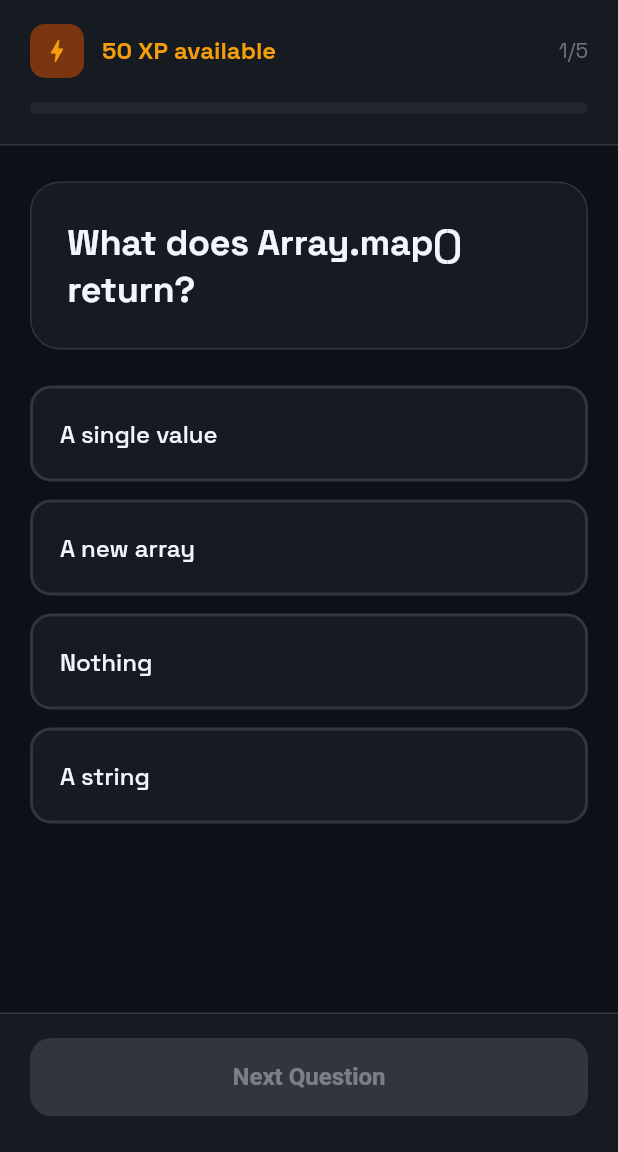
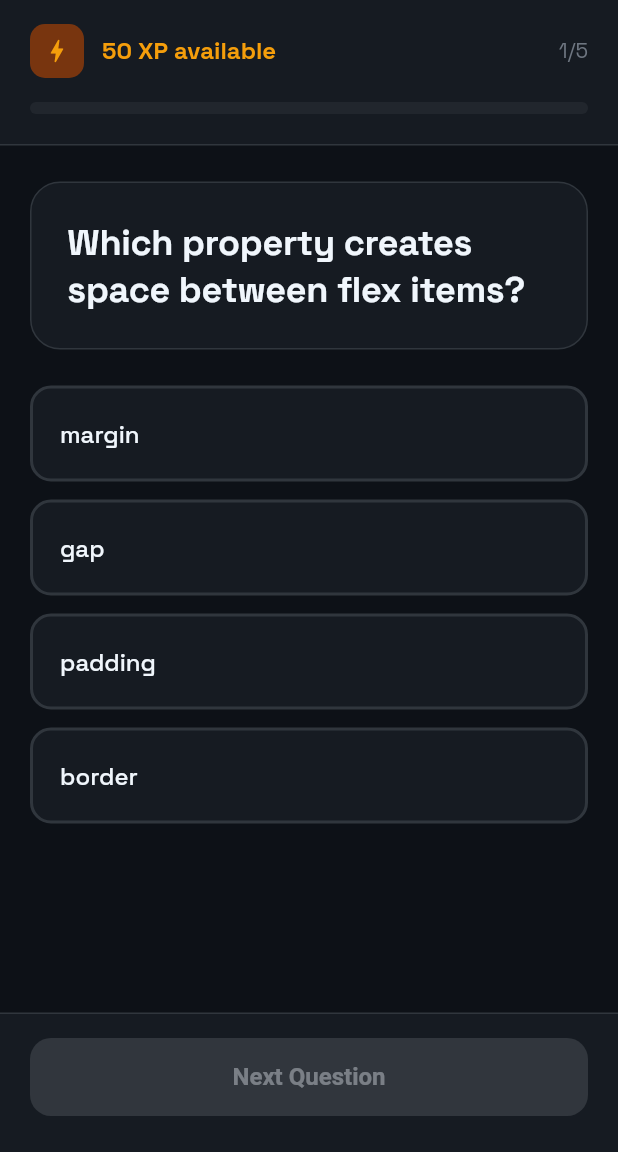
Before and after one commit to Nicookie19/BrainBox_MobileApp, a Flutter app: the DailyChallengeScreen screen opened by its route, on a phone screen of 412 x 824 dp, the part 84-1236 px from its top. Run offline on Flutter 3.47's test engine with Material 3 defaults, Android fonts, the light colour scheme and no system bars; drawn by our look-alikes of flutter_animate; our stand-ins replace go_router, shared_preferences; accounts and stored records are empty.

Commit message:
Phase 2.3: Daily challenge rotation with date-based seeding
- Created DailyChallengeRepository with 20+ questions across JS, Python, CSS, CS topics
- Implemented deterministic daily question selection using date-based seeding
- Added per-date completion tracking (not just once ever)
- Added fixed-date support for deterministic testing
- Daily challenge screen now uses date-based questions with per-date persistence
- All tests pass, analyzer clean

```diff
--- /dev/null
+++ b/lib/data/repositories/daily_challenge_repository.dart
@@ -0,0 +1,204 @@
+import 'dart:math';
+
+import '../services/storage_service.dart';
+
+class DailyChallengeRepository {
+  static const String _completionKey = 'daily_challenge_completed_';
+  static const String _scoreKey = 'daily_challenge_score_';
+
+  // Large pool of questions for daily rotation
+  static final List<ChallengeQuestion> _questionPool = [
+    // JavaScript
+    ChallengeQuestion(
+      'What does Array.map() return?',
+      ['A single value', 'A new array', 'Nothing', 'A string'],
+      1,
+      'Array.map() creates a new array with the results of calling a provided function on every element.',
+    ),
+    ChallengeQuestion(
+      'Which keyword creates a constant in JavaScript?',
+      ['var', 'let', 'const', 'static'],
+      2,
+      'const creates a block-scoped constant that cannot be reassigned.',
+    ),
+    ChallengeQuestion(
+      'What is the result of 2 + "2" in JavaScript?',
+      ['4', '22', 'Error', 'null'],
+      1,
+      'JavaScript converts the number to a string and concatenates, resulting in "22".',
+    ),
+    ChallengeQuestion(
+      'What does the spread operator (...) do?',
+      ['Copies array elements', 'Deletes elements', 'Sorts the array', 'Reverses the array'],
+      0,
+      'The spread operator expands an iterable into individual elements, useful for copying arrays.',
+    ),
+    ChallengeQuestion(
+      'Which method removes the last element from an array?',
+      ['pop()', 'push()', 'shift()', 'unshift()'],
+      0,
+      'pop() removes the last element from an array and returns that element.',
+    ),
+    ChallengeQuestion(
+      'What does === compare in JavaScript?',
+      ['Value only', 'Value and type', 'Type only', 'Reference only'],
+      1,
+      '=== checks both value and type without type coercion.',
+    ),
+    ChallengeQuestion(
+      'What is the output of typeof null?',
+      ['"null"', '"object"', '"undefined"', '"boolean"'],
+      1,
+      'typeof null returns "object" - this is a known JavaScript quirk.',
+    ),
+    ChallengeQuestion(
+      'Which method adds elements to the end of an array?',
+      ['push()', 'pop()', 'shift()', 'unshift()'],
+      0,
+      'push() adds one or more elements to the end of an array.',
+    ),
+
+    // Python
+    ChallengeQuestion(
+      'What is the output of: print(type([]) is list)?',
+      ['True', 'False', 'Error', 'None'],
+      0,
+      '[] creates a list, and type([]) is list evaluates to True.',
+    ),
+    ChallengeQuestion(
+      'Which keyword defines a function in Python?',
+      ['function', 'def', 'func', 'lambda'],
+      1,
+      'def is used to define a function in Python.',
+    ),
+    ChallengeQuestion(
+      'What does len("hello") return?',
+      ['5', '6', 'Error', 'None'],
+      0,
+      'len() returns the number of characters in a string.',
+    ),
+    ChallengeQuestion(
+      'What is the output of: print(2 ** 3)?',
+      ['6', '8', '9', 'Error'],
+      1,
+      '** is the exponentiation operator. 2 ** 3 = 2³ = 8.',
+    ),
+    ChallengeQuestion(
+      'Which method removes an item from a list by value?',
+      ['remove()', 'delete()', 'pop()', 'discard()'],
+      0,
+      'remove(value) removes the first occurrence of value from the list.',
+    ),
+    ChallengeQuestion(
+      'What does range(3) produce?',
+      ['[1, 2, 3]', '[0, 1, 2]', '[3, 2, 1]', '[0, 1, 2, 3]'],
+      1,
+      'range(n) generates integers from 0 to n-1.',
+    ),
+
+    // CSS
+    ChallengeQuestion(
+      'Which CSS property controls text size?',
+      ['font-size', 'text-size', 'font-style', 'text-style'],
+      0,
+      'font-size sets the size of the font.',
+    ),
+    ChallengeQuestion(
+      'What does display: flex do?',
+      ['Creates a grid', 'Makes element a flex container', 'Hides element', 'Centers content'],
+      1,
+      'display: flex makes an element a flex container, enabling flexbox layout for its children.',
+    ),
+    ChallengeQuestion(
+      'Which property creates space between flex items?',
+      ['margin', 'gap', 'padding', 'border'],
+      1,
+      'gap creates space between flex items without using margins.',
+    ),
+    ChallengeQuestion(
+      'What does justify-content: center do?',
+      ['Centers items on cross axis', 'Centers items on main axis', 'Centers text', 'Centers container'],
+      1,
+      'justify-content aligns items along the main axis. center places them in the middle.',
+    ),
+
+    // General CS
+    ChallengeQuestion(
+      'What is the time complexity of binary search?',
+      ['O(n)', 'O(log n)', 'O(n²)', 'O(1)'],
+      1,
+      'Binary search divides the search space in half each iteration, giving O(log n).',
+    ),
+    ChallengeQuestion(
+      'Which data structure uses LIFO?',
+      ['Queue', 'Stack', 'Array', 'Linked List'],
+      1,
+      'Stack follows Last In, First Out (LIFO) principle.',
+    ),
+    ChallengeQuestion(
+      'What does HTTP status 404 mean?',
+      ['Server error', 'Not found', 'Unauthorized', 'Forbidden'],
+      1,
+      '404 means the requested resource was not found on the server.',
+    ),
+    ChallengeQuestion(
+      'What is a closure in programming?',
+      ['A loop', 'A function with access to outer scope', 'A variable', 'An error'],
+      1,
+      'A closure is a function that retains access to variables from its enclosing scope.',
+    ),
+    ChallengeQuestion(
+      'What does SQL stand for?',
+      ['Structured Query Language', 'Simple Query Language', 'Standard Query Logic', 'System Query Language'],
+      0,
+      'SQL stands for Structured Query Language.',
+    ),
+  ];
+
+  /// Gets the daily challenge questions for a specific date
+  static List<ChallengeQuestion> getDailyQuestions(DateTime date) {
+    final seed = _dateToSeed(date);
+    final random = Random(seed);
+    final shuffled = List<ChallengeQuestion>.from(_questionPool);
+    shuffled.shuffle(random);
+    return shuffled.take(5).toList();
+  }
+
+  /// Converts a date to a deterministic seed
+  static int _dateToSeed(DateTime date) {
+    final utcDate = DateTime(date.year, date.month, date.day);
+    return utcDate.millisecondsSinceEpoch ~/ 86400000; // Days since epoch
+  }
+
+  /// Checks if the daily challenge has been completed for a given date
+  static bool isCompletedForDate(DateTime date) {
+    final key = '$_completionKey${_dateToString(date)}';
+    return StorageService.getBool(key, defaultValue: false);
+  }
+
+  /// Marks the daily challenge as completed for a given date
+  static Future<void> markCompletedForDate(DateTime date, int score) async {
+    final completionKey = '$_completionKey${_dateToString(date)}';
+    final scoreKey = '$_scoreKey${_dateToString(date)}';
+    await StorageService.setBool(completionKey, true);
+    await StorageService.setInt(scoreKey, score);
+  }
+
+  /// Gets the score for a completed daily challenge
+  static int getScoreForDate(DateTime date) {
+    final key = '$_scoreKey${_dateToString(date)}';
+    return StorageService.getInt(key, defaultValue: 0);
+  }
+
+  static String _dateToString(DateTime date) {
+    return '${date.year}-${date.month.toString().padLeft(2, '0')}-${date.day.toString().padLeft(2, '0')}';
+  }
+}
+
+class ChallengeQuestion {
+  const ChallengeQuestion(this.text, this.options, this.answer, this.explanation);
+  final String text;
+  final List<String> options;
+  final int answer;
+  final String explanation;
+}
--- a/lib/presentation/screens/daily_challenge_screen.dart
+++ b/lib/presentation/screens/daily_challenge_screen.dart
@@ -3,54 +3,25 @@ import 'package:flutter_animate/flutter_animate.dart';
 import 'package:provider/provider.dart';
 import 'package:go_router/go_router.dart';
 import 'package:brainbox/presentation/providers/app_provider.dart';
+import 'package:brainbox/data/repositories/daily_challenge_repository.dart';
 import 'package:brainbox/core/constants/app_colors.dart';
 
 class DailyChallengeScreen extends StatefulWidget {
-  const DailyChallengeScreen({super.key});
+  final DateTime? fixedDate;
+  const DailyChallengeScreen({super.key, this.fixedDate});
 
   @override
   State<DailyChallengeScreen> createState() => _DailyChallengeScreenState();
 }
 
 class _DailyChallengeScreenState extends State<DailyChallengeScreen> with TickerProviderStateMixin {
-  static const List<_QuizQuestion> _questions = [
-    _QuizQuestion(
-      'What does Array.map() return?',
-      ['A single value', 'A new array', 'Nothing', 'A string'],
-      1,
-      'Array.map() creates a new array with the results of calling a provided function on every element.',
-    ),
-    _QuizQuestion(
-      'Which keyword creates a constant in JavaScript?',
-      ['var', 'let', 'const', 'static'],
-      2,
-      'const creates a block-scoped constant that cannot be reassigned.',
-    ),
-    _QuizQuestion(
-      'What is the result of 2 + "2" in JavaScript?',
-      ['4', '22', 'Error', 'null'],
-      1,
-      'JavaScript converts the number to a string and concatenates, resulting in "22".',
-    ),
-    _QuizQuestion(
-      'What does the spread operator (...) do?',
-      ['Copies array elements', 'Deletes elements', 'Sorts the array', 'Reverses the array'],
-      0,
-      'The spread operator expands an iterable into individual elements, useful for copying arrays.',
-    ),
-    _QuizQuestion(
-      'Which method removes the last element from an array?',
-      ['pop()', 'push()', 'shift()', 'unshift()'],
-      0,
-      'pop() removes the last element from an array and returns that element.',
-    ),
-  ];
-
+  late List<ChallengeQuestion> _questions;
   int _currentIndex = 0;
   int _score = 0;
   int? _selectedAnswer;
   bool _answered = false;
   bool _finished = false;
+  bool _alreadyCompleted = false;
   late AnimationController _progressController;
 
   @override
@@ -60,7 +31,7 @@ class _DailyChallengeScreenState extends State<DailyChallengeScreen> with Ticker
       duration: const Duration(milliseconds: 400),
       vsync: this,
     );
-    _progressController.forward();
+    _loadDailyChallenge();
   }
 
   @override
@@ -69,8 +40,33 @@ class _DailyChallengeScreenState extends State<DailyChallengeScreen> with Ticker
     super.dispose();
   }
 
+  Future<void> _loadDailyChallenge() async {
+    final today = widget.fixedDate ?? DateTime.now();
+    _questions = DailyChallengeRepository.getDailyQuestions(today);
+    _alreadyCompleted = DailyChallengeRepository.isCompletedForDate(today);
+
+    if (_alreadyCompleted) {
+      _finished = true;
+      _score = DailyChallengeRepository.getScoreForDate(today);
+    }
+
+    _progressController.forward();
+    setState(() {});
+  }
+
   @override
   Widget build(BuildContext context) {
+    if (_questions.isEmpty) {
+      return Scaffold(
+        backgroundColor: AppColors.bgPrimary,
+        body: const Center(child: CircularProgressIndicator(color: AppColors.accentPrimary)),
+      );
+    }
+
+    if (_alreadyCompleted) {
+      return _buildAlreadyCompletedScreen();
+    }
+
     final question = _questions[_currentIndex];
 
     return Scaffold(
@@ -118,6 +114,69 @@ class _DailyChallengeScreenState extends State<DailyChallengeScreen> with Ticker
             if (!_finished) _buildBottomAction(),
             if (_finished) _buildFinishAction(),
           ],
+        ),
+      ),
+    );
+  }
+
+  Widget _buildAlreadyCompletedScreen() {
+    final score = DailyChallengeRepository.getScoreForDate(DateTime.now());
+    return Scaffold(
+      backgroundColor: AppColors.bgPrimary,
+      appBar: AppBar(
+        backgroundColor: Colors.transparent,
+        elevation: 0,
+        leading: IconButton(
+          onPressed: () => context.pop(),
+          icon: const Icon(Icons.close_rounded),
+        ),
+        title: const Text('Daily Challenge'),
+        centerTitle: true,
+      ),
+      body: SafeArea(
+        child: Center(
+          child: Padding(
+            padding: const EdgeInsets.all(24),
+            child: Column(
+              mainAxisSize: MainAxisSize.min,
+              children: [
+                Container(
+                  padding: const EdgeInsets.all(20),
+                  decoration: BoxDecoration(
+                    color: AppColors.accentSuccess.withValues(alpha: 0.2),
+                    shape: BoxShape.circle,
+                  ),
+                  child: Icon(Icons.check_circle_rounded, color: AppColors.accentSuccess, size: 48),
+                ),
+                const SizedBox(height: 20),
+                Text(
+                  'Already Completed Today!',
+                  style: Theme.of(context).textTheme.headlineMedium?.copyWith(
+                    fontWeight: FontWeight.w700,
+                    color: AppColors.textPrimary,
+                  ),
+                  textAlign: TextAlign.center,
+                ),
+                const SizedBox(height: 8),
+                Text(
+                  'You scored $score/5. Come back tomorrow for a new challenge!',
+                  style: Theme.of(context).textTheme.bodyLarge?.copyWith(
+                    color: AppColors.textSecondary,
+                  ),
+                  textAlign: TextAlign.center,
+                ),
+                const SizedBox(height: 24),
+                FilledButton.icon(
+                  onPressed: () => context.pop(),
+                  icon: const Icon(Icons.arrow_back_rounded),
+                  label: const Text('Back to Home'),
+                  style: FilledButton.styleFrom(
+                    backgroundColor: AppColors.accentPrimary,
+                  ),
+                ),
+              ],
+            ),
+          ),
         ),
       ),
     );
@@ -178,7 +237,7 @@ class _DailyChallengeScreenState extends State<DailyChallengeScreen> with Ticker
     );
   }
 
-  Widget _buildQuestionCard(_QuizQuestion question) {
+  Widget _buildQuestionCard(ChallengeQuestion question) {
     return Container(
       width: double.infinity,
       padding: const EdgeInsets.all(24),
@@ -202,7 +261,7 @@ class _DailyChallengeScreenState extends State<DailyChallengeScreen> with Ticker
     ).animate().fadeIn().slideY(begin: 0.2, end: 0);
   }
 
-  Widget _buildAnswerOptions(_QuizQuestion question) {
+  Widget _buildAnswerOptions(ChallengeQuestion question) {
     return Column(
       children: question.options.asMap().entries.map((entry) {
         final index = entry.key;
@@ -268,7 +327,7 @@ class _DailyChallengeScreenState extends State<DailyChallengeScreen> with Ticker
     ).animate().fadeIn(delay: 200.ms).slideY(begin: 0.2, end: 0);
   }
 
-  Widget _buildExplanation(_QuizQuestion question) {
+  Widget _buildExplanation(ChallengeQuestion question) {
     return Container(
       width: double.infinity,
       padding: const EdgeInsets.all(16),
@@ -411,8 +470,12 @@ class _DailyChallengeScreenState extends State<DailyChallengeScreen> with Ticker
       child: SafeArea(
         top: false,
         child: FilledButton(
-          onPressed: () {
+          onPressed: () async {
+            final today = widget.fixedDate ?? DateTime.now();
+            await DailyChallengeRepository.markCompletedForDate(today, _score);
+            if (!mounted) return;
             context.read<AppProvider>().completeChallenge();
+            if (!mounted) return;
             context.pop();
           },
           style: FilledButton.styleFrom(
@@ -481,11 +544,3 @@ class _DailyChallengeScreenState extends State<DailyChallengeScreen> with Ticker
     );
   }
 }
-
-class _QuizQuestion {
-  const _QuizQuestion(this.text, this.options, this.answer, this.explanation);
-  final String text;
-  final List<String> options;
-  final int answer;
-  final String explanation;
-}
```
Also changed, not shown: 1 other file.
